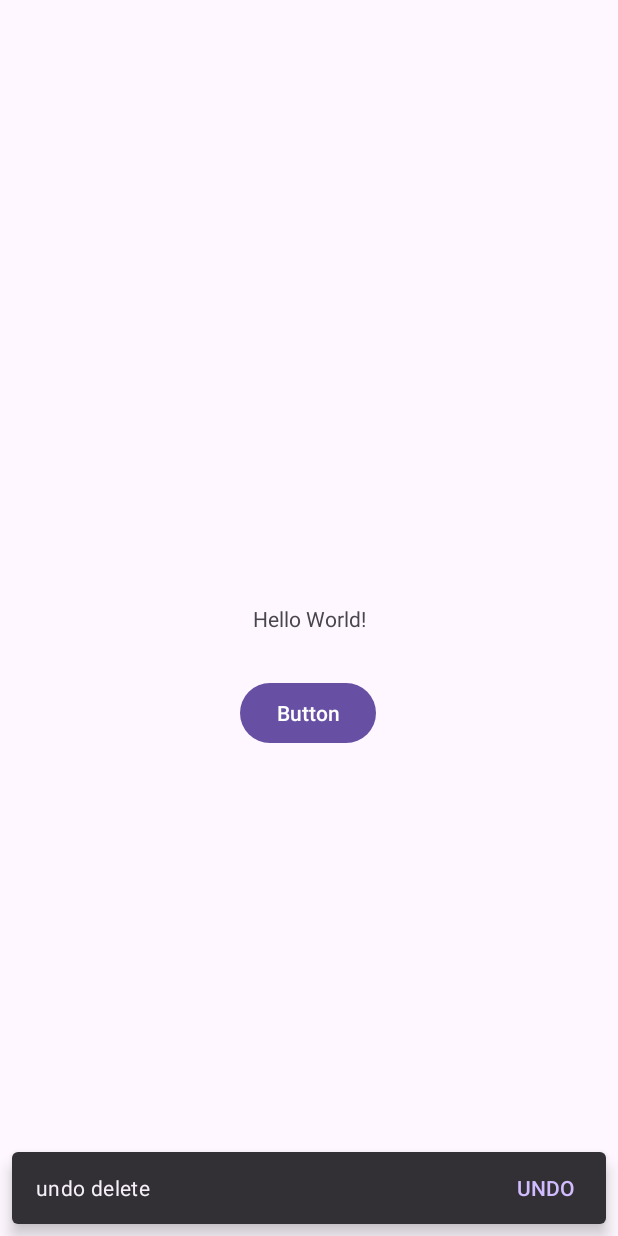
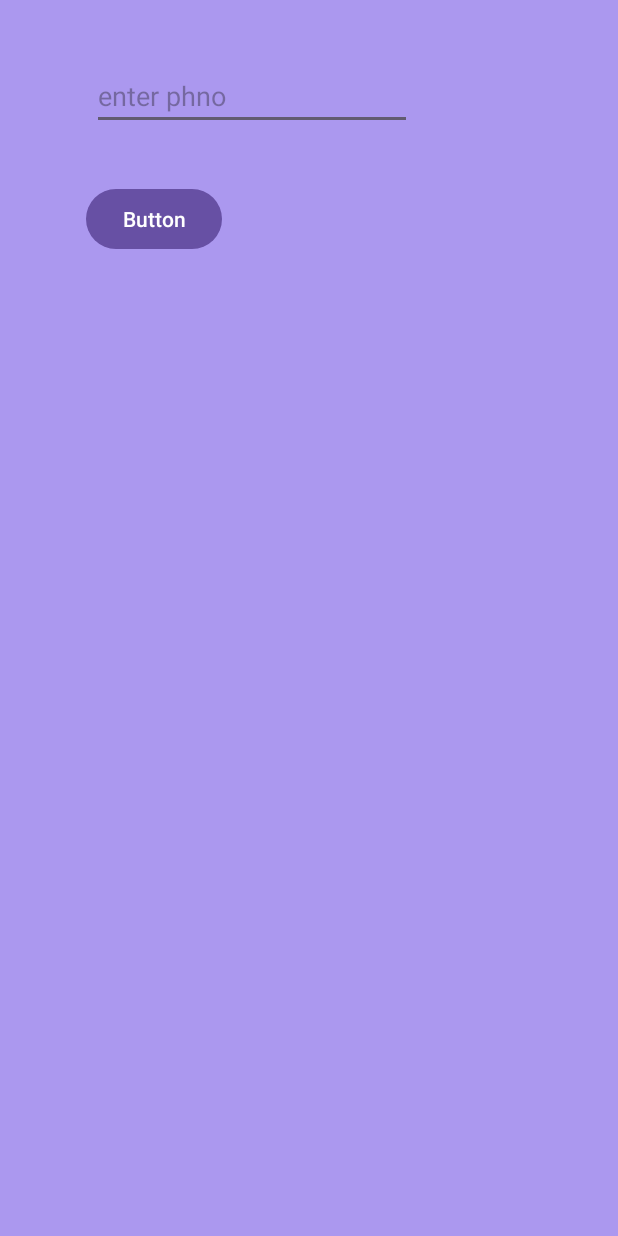
Before and after one commit to abdultanveer/paypal2, an Android app: the screen it shows after launch (MainActivity before the commit, HomeActivity after it), after a tap on "Button", on a phone screen of 412 x 824 dp. Run offline under Robolectric (Android 15) with nearby library versions, the phone set to English and light mode, and no system bars.

Commit message:
create and start homeactivity

```diff
--- a/app/src/main/AndroidManifest.xml
+++ b/app/src/main/AndroidManifest.xml
@@ -13,6 +13,9 @@
         android:theme="@style/Theme.Paypal"
         tools:targetApi="31">
         <activity
+            android:name=".HomeActivity"
+            android:exported="false" />
+        <activity
             android:name=".MainActivity"
             android:exported="true">
             <intent-filter>
--- /dev/null
+++ b/app/src/main/java/com/example/paypal/HomeActivity.kt
@@ -0,0 +1,20 @@
+package com.example.paypal
+
+import android.os.Bundle
+import androidx.activity.enableEdgeToEdge
+import androidx.appcompat.app.AppCompatActivity
+import androidx.core.view.ViewCompat
+import androidx.core.view.WindowInsetsCompat
+
+class HomeActivity : AppCompatActivity() {
+    override fun onCreate(savedInstanceState: Bundle?) {
+        super.onCreate(savedInstanceState)
+        enableEdgeToEdge()
+        setContentView(R.layout.activity_home)
+        ViewCompat.setOnApplyWindowInsetsListener(findViewById(R.id.main)) { v, insets ->
+            val systemBars = insets.getInsets(WindowInsetsCompat.Type.systemBars())
+            v.setPadding(systemBars.left, systemBars.top, systemBars.right, systemBars.bottom)
+            insets
+        }
+    }
+}
--- a/app/src/main/java/com/example/paypal/MainActivity.kt
+++ b/app/src/main/java/com/example/paypal/MainActivity.kt
@@ -1,5 +1,6 @@
 package com.example.paypal
 
+import android.content.Intent
 import android.os.Bundle
 import android.view.View
 import androidx.activity.enableEdgeToEdge
@@ -22,11 +23,17 @@ class MainActivity : AppCompatActivity() {
     }
 
     fun showSnackBar(view: View) {
+       // showSnack()
+        var intention = Intent(this,HomeActivity::class.java)
+        startActivity(intention)
+    }
+
+    private fun showSnack() {
         //int a = 10
         var a = 10
         var view = findViewById<ConstraintLayout>(R.id.main)
-        var mysnack = Snackbar.make(this,view,"undo delete",Snackbar.LENGTH_LONG)
-        mysnack.setAction("UNDO",{})
+        var mysnack = Snackbar.make(this, view, "undo delete", Snackbar.LENGTH_LONG)
+        mysnack.setAction("UNDO", {})
         mysnack.show()
     }
 }
--- /dev/null
+++ b/app/src/main/res/layout/activity_home.xml
@@ -0,0 +1,33 @@
+<?xml version="1.0" encoding="utf-8"?>
+<androidx.constraintlayout.widget.ConstraintLayout xmlns:android="http://schemas.android.com/apk/res/android"
+    xmlns:app="http://schemas.android.com/apk/res-auto"
+    xmlns:tools="http://schemas.android.com/tools"
+    android:id="@+id/main"
+    android:layout_width="match_parent"
+    android:layout_height="match_parent"
+    android:background="#ab98ef"
+    tools:context=".HomeActivity">
+
+    <EditText
+        android:id="@+id/editTextText"
+        android:layout_width="wrap_content"
+        android:layout_height="wrap_content"
+        android:layout_marginStart="61dp"
+        android:layout_marginTop="41dp"
+        android:ems="10"
+        android:hint="enter phno"
+
+        android:inputType="number"
+        app:layout_constraintStart_toStartOf="parent"
+        app:layout_constraintTop_toTopOf="parent" />
+
+    <Button
+        android:id="@+id/button2"
+        android:layout_width="wrap_content"
+        android:layout_height="wrap_content"
+        android:layout_marginStart="57dp"
+        android:layout_marginTop="35dp"
+        android:text="Button"
+        app:layout_constraintStart_toStartOf="parent"
+        app:layout_constraintTop_toBottomOf="@+id/editTextText" />
+</androidx.constraintlayout.widget.ConstraintLayout>
```
